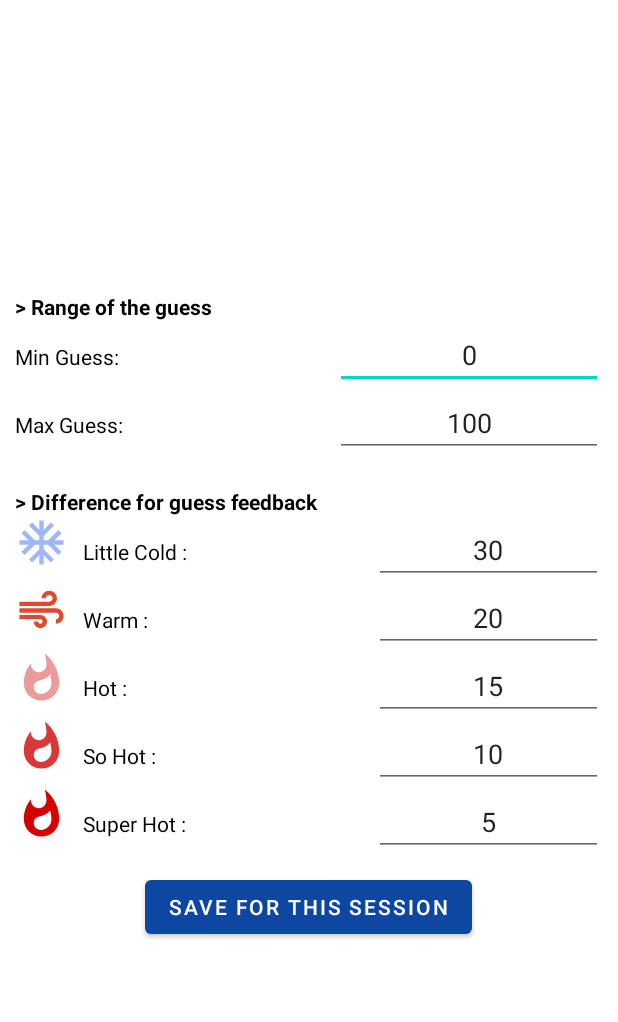
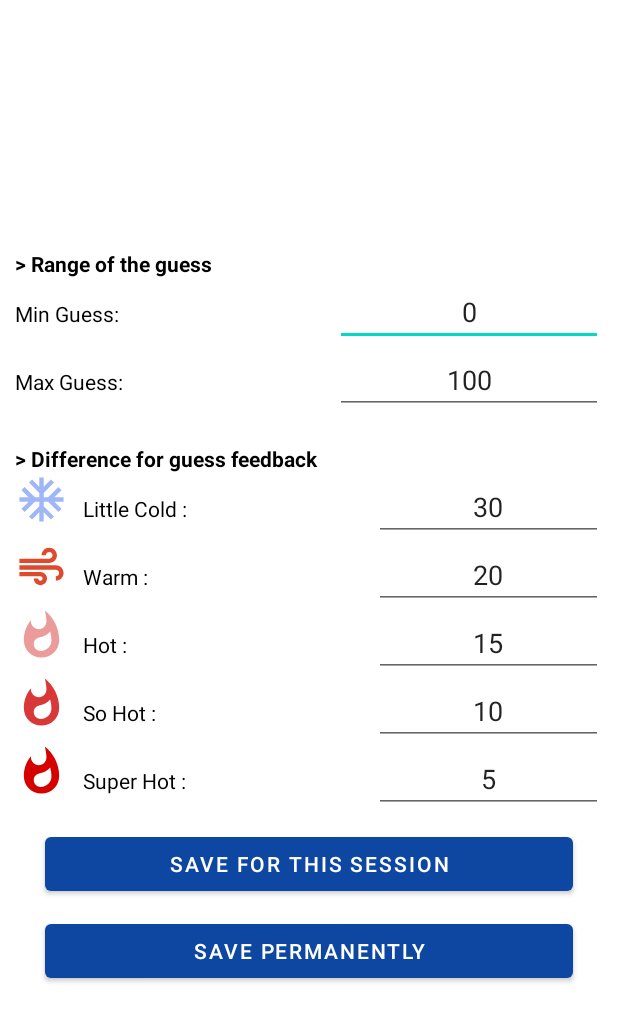
Before and after one commit to Anass-ABEA/Android-Guess-Game, an Android app: the screen it shows after launch (SettingsActivity), after a tap on an icon or button, on a phone screen of 412 x 824 dp. Shown: the top 1022 px of the screen. Run offline under Robolectric (Android 15) with nearby library versions, the phone set to English and light mode, and no system bars.

Commit message:
updated buttons

```diff
--- a/app/src/main/java/com/thexcoders/guessgame/SettingsActivity.java
+++ b/app/src/main/java/com/thexcoders/guessgame/SettingsActivity.java
@@ -14,7 +14,7 @@ public class SettingsActivity extends AppCompatActivity {
     private EditText editMax, editMin;
     private EditText editCold, editWarm, editHot, editSoHot, editSuperHot;
 
-    private Button btnSave;
+    private Button btnSave,btnPermaSave;
 
     @Override
     protected void onCreate(Bundle savedInstanceState) {
@@ -30,6 +30,18 @@ public class SettingsActivity extends AppCompatActivity {
 
     private void clickListeners() {
         btnSave.setOnClickListener(v -> {
+            Guess.MIN = getIntegerValue(editMin);
+            Guess.MAX = getIntegerValue(editMax);
+
+            Guess.LITTLE_COLD = getIntegerValue(editCold);
+            Guess.WARM = getIntegerValue(editWarm);
+            Guess.HOT = getIntegerValue(editHot);
+            Guess.SO_HOT = getIntegerValue(editSoHot);
+            Guess.SUPER_HOT = getIntegerValue(editSuperHot);
+            onBackPressed();
+        });
+
+        btnPermaSave.setOnClickListener(v -> {
             Guess.MIN = getIntegerValue(editMin);
             Guess.MAX = getIntegerValue(editMax);
 
@@ -76,5 +88,6 @@ public class SettingsActivity extends AppCompatActivity {
         editSuperHot = findViewById(R.id.edit_super_hot);
 
         btnSave = findViewById(R.id.btn_save);
+        btnPermaSave = findViewById(R.id.btn_perma_save);
     }
 }
--- a/app/src/main/java/com/thexcoders/guessgame/model/Guess.java
+++ b/app/src/main/java/com/thexcoders/guessgame/model/Guess.java
@@ -43,6 +43,7 @@ public class Guess {
         storageHelper.setHot(SO_HOT);
         storageHelper.setSoHot(SO_HOT);
         storageHelper.setSuperHot(SUPER_HOT);
+        storageHelper.save();
     }
 
     public static void getStoredData(Context context) {
@@ -76,7 +77,7 @@ public class Guess {
 
     private void generateNum() {
         double rand = Math.random();
-        number = (int) (rand * (MAX - MIN));
+        number = (int) (rand * (MAX - MIN)) + MIN;
         Log.e("Number is ", "" + number);
     }
 
--- a/app/src/main/java/com/thexcoders/guessgame/storage/StorageHelper.java
+++ b/app/src/main/java/com/thexcoders/guessgame/storage/StorageHelper.java
@@ -75,4 +75,7 @@ public class StorageHelper {
         spEditor.putInt("super_hot", val);
     }
 
+    public void save() {
+        spEditor.apply();
+    }
 }
--- a/app/src/main/res/layout/activity_settings.xml
+++ b/app/src/main/res/layout/activity_settings.xml
@@ -187,11 +187,21 @@
 
         <Button
             android:id="@+id/btn_save"
-            android:layout_width="wrap_content"
+            android:layout_width="match_parent"
             android:layout_height="wrap_content"
             android:layout_gravity="center"
+            android:layout_marginHorizontal="20dp"
             android:layout_marginTop="10dp"
             android:text="Save for this Session" />
+
+        <Button
+            android:id="@+id/btn_perma_save"
+            android:layout_width="match_parent"
+            android:layout_height="wrap_content"
+            android:layout_gravity="center"
+            android:layout_marginHorizontal="20dp"
+            android:layout_marginTop="10dp"
+            android:text="Save Permanently" />
 
     </LinearLayout>
 
--- a/app/src/main/res/values/themes.xml
+++ b/app/src/main/res/values/themes.xml
@@ -3,7 +3,7 @@
     <style name="Theme.GuessGAme" parent="Theme.MaterialComponents.DayNight.NoActionBar">
         <!-- Primary brand color. -->
         <item name="colorPrimary">@color/primary_color</item>
-        <item name="colorPrimaryVariant">@color/purple_700</item>
+        <item name="colorPrimaryVariant">@color/primary_color</item>
         <item name="colorOnPrimary">@color/white</item>
         <!-- Secondary brand color. -->
         <item name="colorSecondary">@color/teal_200</item>
```
Also changed, not shown: app/src/main/res/layout/activity_main.xml (+42 -0 lines).
